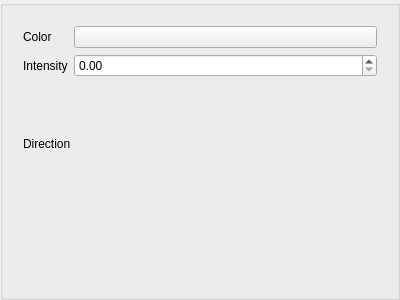
Old version of the form src/GUI/Components/ui/LightWidget.ui in the repository lucas-gtr/Lumen.
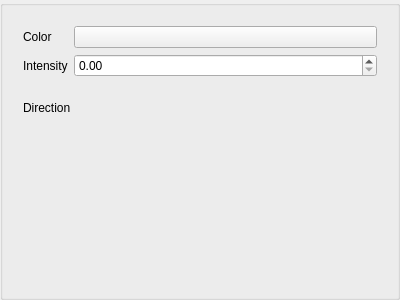
New version of the form. Custom widgets are drawn as their Qt base class.

The edit to the form file:
```diff
--- a/src/GUI/Components/ui/LightWidget.ui
+++ b/src/GUI/Components/ui/LightWidget.ui
@@ -10,6 +10,12 @@
     <height>300</height>
    </rect>
   </property>
+  <property name="sizePolicy">
+   <sizepolicy hsizetype="Preferred" vsizetype="Maximum">
+    <horstretch>0</horstretch>
+    <verstretch>0</verstretch>
+   </sizepolicy>
+  </property>
   <property name="windowTitle">
    <string>GroupBox</string>
   </property>
@@ -57,7 +63,7 @@
    <item>
     <widget class="QStackedWidget" name="lightTypeWidget">
      <property name="sizePolicy">
-      <sizepolicy hsizetype="Preferred" vsizetype="Preferred">
+      <sizepolicy hsizetype="Preferred" vsizetype="Maximum">
        <horstretch>0</horstretch>
        <verstretch>0</verstretch>
       </sizepolicy>
@@ -168,10 +174,36 @@
        <item>
         <widget class="Vec3Editor" name="directionEditor" native="true"/>
        </item>
+       <item>
+        <spacer name="verticalSpacer_2">
+         <property name="orientation">
+          <enum>Qt::Vertical</enum>
+         </property>
+         <property name="sizeHint" stdset="0">
+          <size>
+           <width>20</width>
+           <height>40</height>
+          </size>
+         </property>
+        </spacer>
+       </item>
       </layout>
      </widget>
     </widget>
    </item>
+   <item>
+    <spacer name="verticalSpacer_3">
+     <property name="orientation">
+      <enum>Qt::Vertical</enum>
+     </property>
+     <property name="sizeHint" stdset="0">
+      <size>
+       <width>20</width>
+       <height>40</height>
+      </size>
+     </property>
+    </spacer>
+   </item>
   </layout>
  </widget>
  <customwidgets>
```
Left out of the diff: 13 changed lines with no effect on the pictures.
